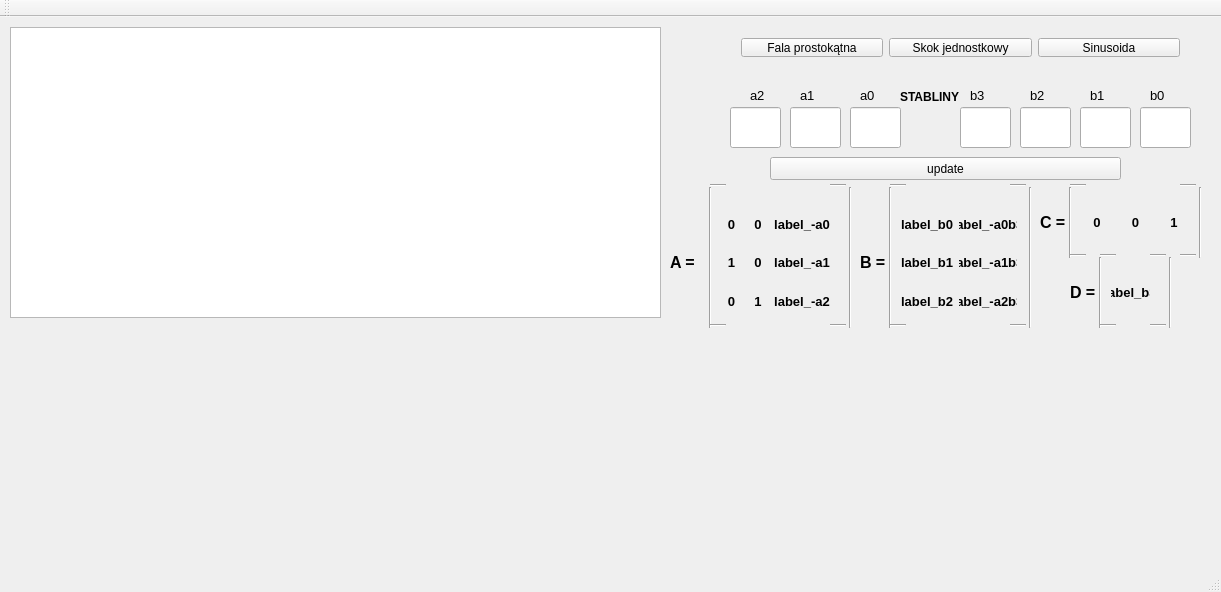
Above: mainwindow.ui from MikulskiM/MathematicalModeling_project before the change. Below: the same form after it.
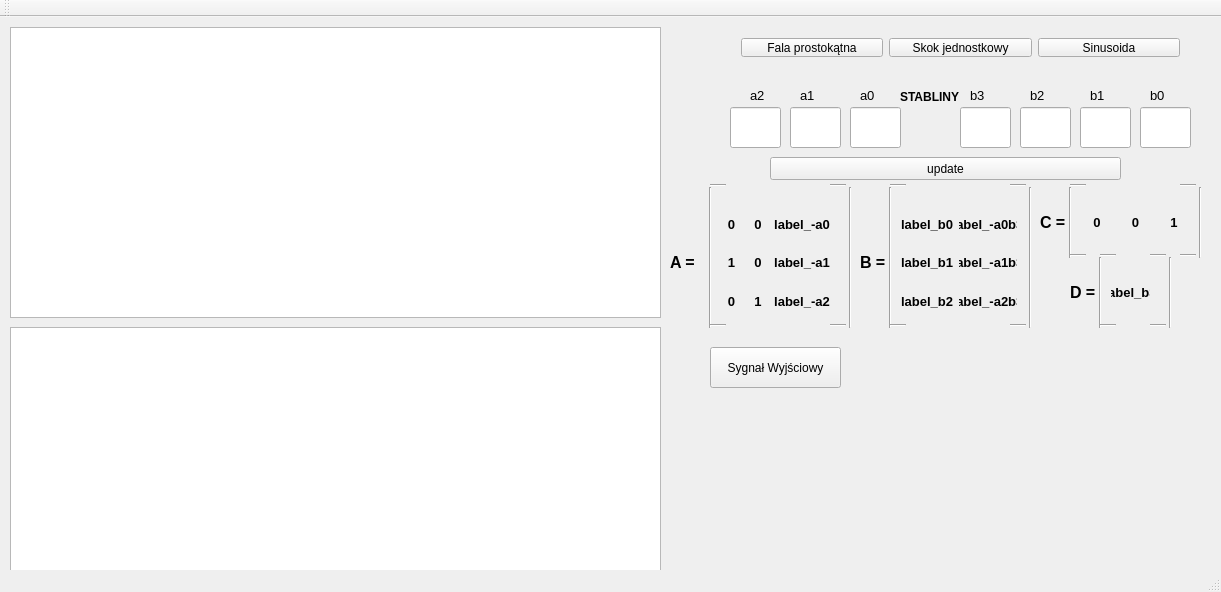
That is the form after the change. Custom widgets are drawn as their Qt base class.

Diff of the .ui file:
```diff
--- a/mainwindow.ui
+++ b/mainwindow.ui
@@ -1177,6 +1177,29 @@
      </rect>
     </property>
    </widget>
+   <widget class="QtCharts::QChartView" name="graphicsView_2">
+    <property name="geometry">
+     <rect>
+      <x>10</x>
+      <y>310</y>
+      <width>651</width>
+      <height>281</height>
+     </rect>
+    </property>
+   </widget>
+   <widget class="QPushButton" name="pushButton_4">
+    <property name="geometry">
+     <rect>
+      <x>710</x>
+      <y>330</y>
+      <width>131</width>
+      <height>41</height>
+     </rect>
+    </property>
+    <property name="text">
+     <string>Sygnał Wyjściowy</string>
+    </property>
+   </widget>
   </widget>
   <widget class="QToolBar" name="mainToolBar">
    <attribute name="toolBarArea">
```
